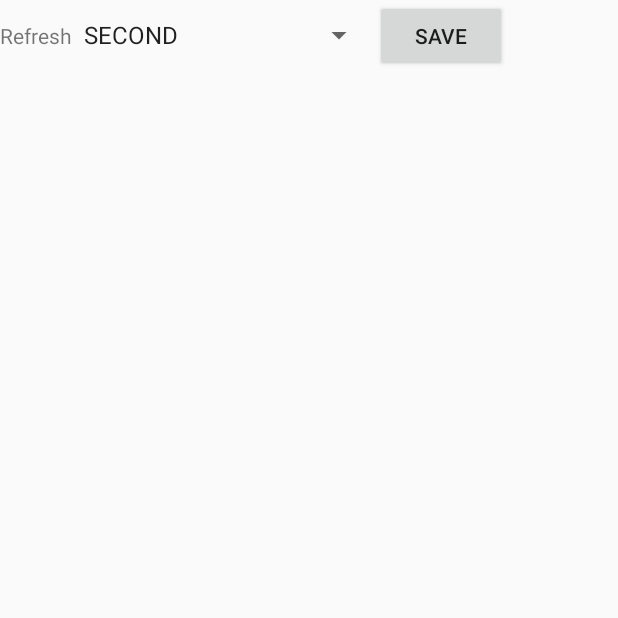
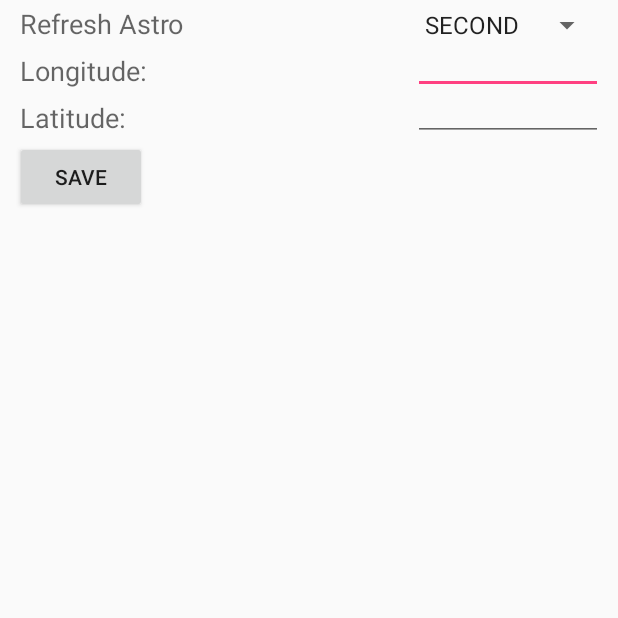
Before and after one commit to AMordaka/Android-AstroWeather, an Android app: the screen it shows after launch (SettingsActivity), in the options menu, after a tap on "Settings", on a phone screen of 412 x 824 dp, the top half of it. Run offline under Robolectric (Android 15) with nearby library versions, the phone set to English and light mode, and no system bars.

```diff
--- a/app/src/main/java/com/example/arek/astroweather/SettingsActivity.java
+++ b/app/src/main/java/com/example/arek/astroweather/SettingsActivity.java
@@ -1,29 +1,58 @@
 package com.example.arek.astroweather;
 
+import android.net.ParseException;
 import android.os.Bundle;
 import android.support.v7.app.AppCompatActivity;
 import android.view.View;
 import android.widget.AdapterView;
 import android.widget.ArrayAdapter;
+import android.widget.Button;
+import android.widget.EditText;
 import android.widget.Spinner;
 import android.widget.Toast;
+
+import com.astrocalculator.AstroCalculator;
+import com.example.arek.astroweather.astroweather.AstroWeatherConfig;
 
 import java.util.ArrayList;
 import java.util.List;
 
 public class SettingsActivity extends AppCompatActivity {
 
-    Spinner refreshTimeSpinner;
+    private static final String LATITUDE = "Latitude";
+    private static final String LONGITUDE = "Longitude";
+    private static final String INCORECT_DATA = "Incorect Data";
+    private static final String SAVE_CHANGES = "Changes saved";
+
+    private AstroWeatherConfig astroWeatherConfig;
+    private Spinner refreshTimeSpinner;
+    private EditText longitude;
+    private EditText latitude;
+    private Button buttonSave;
+    private double mlatitude;
+    private double mlongitude;
 
     @Override
     protected void onCreate(Bundle savedInstanceState) {
         super.onCreate(savedInstanceState);
         setContentView(R.layout.activity_settings);
-        refreshTimeSpinner = (Spinner) findViewById(R.id.refresh_time);
+        if (savedInstanceState != null) {
+            mlatitude = savedInstanceState.getDouble(LATITUDE);
+            mlongitude = savedInstanceState.getDouble(LONGITUDE);
+        }
         initSpinner();
+        initOthers();
     }
 
-    List<String> getIntervalNames(){
+    @Override
+    public void onSaveInstanceState(Bundle outState) {
+        outState.putDouble(LATITUDE, mlatitude);
+        outState.putDouble(LONGITUDE, mlongitude);
+
+        super.onSaveInstanceState(outState);
+    }
+
+    List<String> getIntervalNames() {
         List<String> intervalNames = new ArrayList<>();
         for (UpdateTimeIntervalValues value : UpdateTimeIntervalValues.values()) {
             intervalNames.add(value.name());
@@ -31,7 +60,14 @@ public class SettingsActivity extends AppCompatActivity {
         return intervalNames;
     }
 
-    void initSpinner(){
+    void initOthers() {
+        longitude = findViewById(R.id.newlongitude);
+        latitude = findViewById(R.id.newlatitude);
+        buttonSave = findViewById(R.id.buttonsave);
+    }
+
+    void initSpinner() {
+        refreshTimeSpinner = (Spinner) findViewById(R.id.refresh_time);
         ArrayAdapter adapter = new ArrayAdapter(this, android.R.layout.simple_spinner_item, getIntervalNames());
         refreshTimeSpinner.setAdapter(adapter);
         refreshTimeSpinner.setOnItemSelectedListener(new AdapterView.OnItemSelectedListener() {
@@ -40,10 +76,9 @@ public class SettingsActivity extends AppCompatActivity {
             public void onItemSelected(AdapterView<?> arg0, View arg1,
                                        int id, long position) {
 
-                Toast.makeText(SettingsActivity.this, "Wybrano opcję" + (id+1), Toast.LENGTH_SHORT).show();
+                Toast.makeText(SettingsActivity.this, "Wybrano opcję" + (id + 1), Toast.LENGTH_SHORT).show();
 
-                switch((int)position)
-                {
+                switch ((int) position) {
                     case 0:
                         //wybrano pierwszy element
                         break;
@@ -68,4 +103,19 @@ public class SettingsActivity extends AppCompatActivity {
             }
         });
     }
+
+    public void saveHandler(View view) {
+        try {
+            mlatitude = Double.parseDouble(latitude.getText().toString());
+            mlongitude = Double.parseDouble(longitude.getText().toString());
+            if ((mlatitude > 90 || mlatitude < -90) || (mlongitude < 0 || mlongitude > 180)) {
+                throw new Exception();
+            }
+            astroWeatherConfig = AstroWeatherConfig.getAstroWeatherInstance();
+            astroWeatherConfig.setLocation(new AstroCalculator.Location(mlatitude, mlongitude));
+            Toast.makeText(SettingsActivity.this, SAVE_CHANGES, Toast.LENGTH_SHORT).show();
+        } catch (Exception ParseException) {
+            Toast.makeText(SettingsActivity.this, INCORECT_DATA, Toast.LENGTH_SHORT).show();
+        }
+    }
 }
--- /dev/null
+++ b/app/src/main/java/com/example/arek/astroweather/astroweather/AstroCallback.java
@@ -0,0 +1,5 @@
+package com.example.arek.astroweather.astroweather;
+
+public interface AstroCallback {
+    void onSettingsUpdate();
+}
--- a/app/src/main/java/com/example/arek/astroweather/astroweather/AstroWeatherConfig.java
+++ b/app/src/main/java/com/example/arek/astroweather/astroweather/AstroWeatherConfig.java
@@ -1,26 +1,51 @@
 package com.example.arek.astroweather.astroweather;
+
+import android.os.Handler;
 
 import com.astrocalculator.AstroCalculator;
 import com.astrocalculator.AstroDateTime;
 
 import java.util.Calendar;
 import java.util.Date;
+import java.util.HashSet;
+import java.util.Set;
 import java.util.TimeZone;
 
 public class AstroWeatherConfig {
 
     private AstroCalculator.Location location;
     private AstroCalculator astroCalculator;
+    private static final AstroWeatherConfig astroWeatherInstance = new AstroWeatherConfig();
+    private Runnable updateAstro;
+    private Set<AstroCallback> subscribers = new HashSet<>();
+    final Handler handler = new Handler();
 
     public AstroWeatherConfig() {
-        this.location =  new AstroCalculator.Location(51.45, 19.28);
-        this.astroCalculator =  new AstroCalculator(getAstroDateTime(), location);
+        this.location = new AstroCalculator.Location(51.45, 19.28);
+        this.astroCalculator = new AstroCalculator(getAstroDateTime(), location);
+        updateAstro = new Runnable() {
+            @Override
+            public void run() {
+                update();
+                notifySubscribers();
+                handler.postDelayed(this, 5000);
+            }
+        };
+        handler.post(updateAstro);
+    }
+
+    public static AstroWeatherConfig getAstroWeatherInstance() {
+        return astroWeatherInstance;
+    }
+
+    public void update() {
+        astroCalculator = new AstroCalculator(getAstroDateTime(), location);
     }
 
     private AstroDateTime getAstroDateTime() {
         Calendar calendar = Calendar.getInstance(TimeZone.getDefault());
-        return new AstroDateTime(calendar.get(Calendar.YEAR), calendar.get(Calendar.MONTH), calendar.get(Calendar.DAY_OF_MONTH),  calendar.get(Calendar.HOUR_OF_DAY),
-                calendar.get(Calendar.MINUTE), calendar.get(Calendar.SECOND), 1 , false);
+        return new AstroDateTime(calendar.get(Calendar.YEAR), calendar.get(Calendar.MONTH), calendar.get(Calendar.DAY_OF_MONTH), calendar.get(Calendar.HOUR_OF_DAY),
+                calendar.get(Calendar.MINUTE), calendar.get(Calendar.SECOND), 1, false);
     }
 
     public AstroCalculator.Location getLocation() {
@@ -38,4 +63,18 @@ public class AstroWeatherConfig {
     public void setAstroCalculator(AstroCalculator astroCalculator) {
         this.astroCalculator = astroCalculator;
     }
+
+    public void registerForUpdates(AstroCallback subscriber) {
+        subscribers.add(subscriber);
+    }
+
+    public void unregisterForUpdates(AstroCallback subscriber) {
+        subscribers.remove(subscriber);
+    }
+
+    void notifySubscribers(){
+        for (AstroCallback subscriber : subscribers) {
+            subscriber.onSettingsUpdate();
+        }
+    }
 }
--- a/app/src/main/java/com/example/arek/astroweather/fragments/MoonFragment.java
+++ b/app/src/main/java/com/example/arek/astroweather/fragments/MoonFragment.java
@@ -9,13 +9,14 @@ import android.view.ViewGroup;
 import android.widget.TextView;
 
 import com.example.arek.astroweather.R;
+import com.example.arek.astroweather.astroweather.AstroCallback;
 import com.example.arek.astroweather.astroweather.AstroWeatherConfig;
 
 import java.text.SimpleDateFormat;
 import java.util.Calendar;
 import java.util.TimeZone;
 
-public class MoonFragment extends Fragment {
+public class MoonFragment extends Fragment implements AstroCallback {
 
     private AstroWeatherConfig astroWeatherConfig;
     private TextView timer;
@@ -29,9 +30,12 @@ public class MoonFragment extends Fragment {
     private TextView lunarPhase;
     private TextView dayMonthLuar;
 
+
     @Override
     public View onCreateView(LayoutInflater inflater, ViewGroup container, Bundle savedInstanceState) {
         View view = inflater.inflate(R.layout.fragment_moon, container, false);
+        astroWeatherConfig = AstroWeatherConfig.getAstroWeatherInstance();
+        astroWeatherConfig.registerForUpdates(this);
         initTime(view);
         initTextViews(view);
         contentView();
@@ -56,7 +60,6 @@ public class MoonFragment extends Fragment {
     }
 
     void contentView() {
-        this.astroWeatherConfig = new AstroWeatherConfig();
         String temp = null;
         this.latitude.setText(String.valueOf(astroWeatherConfig.getLocation().getLatitude()));
         this.longitude.setText(String.valueOf(astroWeatherConfig.getLocation().getLongitude()));
@@ -88,4 +91,14 @@ public class MoonFragment extends Fragment {
             MoonFragment.this.mHandler.postDelayed(m_Runnable, 1000);
         }
     };
+
+    @Override
+    public void onSettingsUpdate() {
+        contentView();
+    }
+
+    public void onDestroy() {
+        astroWeatherConfig.unregisterForUpdates(this);
+        super.onDestroy();
+    }
 }
--- a/app/src/main/java/com/example/arek/astroweather/fragments/SunFragment.java
+++ b/app/src/main/java/com/example/arek/astroweather/fragments/SunFragment.java
@@ -10,13 +10,17 @@ import android.view.ViewGroup;
 import android.widget.TextView;
 
 import com.example.arek.astroweather.R;
+import com.example.arek.astroweather.astroweather.AstroCallback;
 import com.example.arek.astroweather.astroweather.AstroWeatherConfig;
 
 import java.text.SimpleDateFormat;
 import java.util.Calendar;
 import java.util.TimeZone;
 
-public class SunFragment extends Fragment {
+public class SunFragment extends Fragment implements AstroCallback {
+
+    private static final String LATITUDE = "Latitude";
+    private static final String LONGITUDE = "Longitude";
 
     private AstroWeatherConfig astroWeatherConfig;
     private TextView timer;
@@ -34,6 +38,8 @@ public class SunFragment extends Fragment {
     @Override
     public View onCreateView(LayoutInflater inflater, ViewGroup container, Bundle savedInstanceState) {
         View view = inflater.inflate(R.layout.fragment_sun, container, false);
+        astroWeatherConfig = AstroWeatherConfig.getAstroWeatherInstance();
+        astroWeatherConfig.registerForUpdates(this);
         initTime(view);
         initTextViews(view);
         contentView();
@@ -58,7 +64,7 @@ public class SunFragment extends Fragment {
     }
 
     void contentView() {
-        this.astroWeatherConfig = new AstroWeatherConfig();
+
         String temp = null;
         this.latitude.setText(String.valueOf(astroWeatherConfig.getLocation().getLatitude()));
         this.longitude.setText(String.valueOf(astroWeatherConfig.getLocation().getLongitude()));
@@ -91,5 +97,14 @@ public class SunFragment extends Fragment {
         }
     };
 
+    @Override
+    public void onSettingsUpdate() {
+        contentView();
+    }
+
+    public void onDestroy() {
+        astroWeatherConfig.unregisterForUpdates(this);
+        super.onDestroy();
+    }
 
 }
--- a/app/src/main/res/layout/activity_main.xml
+++ b/app/src/main/res/layout/activity_main.xml
@@ -24,11 +24,11 @@
         android:layout_width="match_parent"
         android:layout_height="wrap_content"
         android:layout_below="@+id/toolbar"
-        android:background="?attr/colorPrimary"
+
         android:elevation="6dp"
         android:minHeight="?attr/actionBarSize"
-        app:tabTextColor="@color/colorWhite"
-        app:tabSelectedTextColor="@color/colorWhite"/>
+        app:tabTextColor="@color/colorDarkGrey"
+        app:tabSelectedTextColor="@color/colorBlack"/>
 
     <android.support.v4.view.ViewPager
         android:id="@+id/pager"
--- a/app/src/main/res/layout/activity_settings.xml
+++ b/app/src/main/res/layout/activity_settings.xml
@@ -1,30 +1,71 @@
 <?xml version="1.0" encoding="utf-8"?>
-<android.support.constraint.ConstraintLayout
-    xmlns:android="http://schemas.android.com/apk/res/android"
+<android.support.constraint.ConstraintLayout xmlns:android="http://schemas.android.com/apk/res/android"
     android:layout_width="match_parent"
     android:layout_height="match_parent">
 
     <LinearLayout
-        android:layout_width="wrap_content"
+        android:layout_width="match_parent"
         android:layout_height="wrap_content"
-        android:orientation="horizontal">
-        <TextView
-            android:text="Refresh"
-            android:layout_width="wrap_content"
-            android:layout_height="wrap_content" />
+        android:orientation="vertical"
+        android:layout_margin="10sp">
 
-        <Spinner
-            android:id="@+id/refresh_time"
-            android:layout_width="wrap_content"
-            android:layout_height="wrap_content">
+        <TableLayout xmlns:android="http://schemas.android.com/apk/res/android"
+            android:layout_width="match_parent"
+            android:layout_height="match_parent"
+            android:stretchColumns="1">
 
-        </Spinner>
+            <TableRow>
+
+                <TextView
+                    android:layout_column="1"
+                    android:padding="3dip"
+                    android:text="@string/REFRESH_ASTRO"
+                    android:textAppearance="?android:attr/textAppearanceMedium" />
+
+                <Spinner
+                    android:id="@+id/refresh_time"
+                    android:gravity="end"
+                    android:textAppearance="?android:attr/textAppearanceMedium" />
+            </TableRow>
+
+            <TableRow>
+
+                <TextView
+                    android:layout_column="1"
+                    android:padding="3dip"
+                    android:text="@string/LONGITUDE"
+                    android:textAppearance="?android:attr/textAppearanceMedium" />
+
+                <EditText
+                    android:id="@+id/newlongitude"
+                    android:gravity="end"
+                    android:padding="3dip"
+                    android:textAppearance="?android:attr/textAppearanceMedium" />
+            </TableRow>
+
+            <TableRow>
+
+                <TextView
+                    android:layout_column="1"
+                    android:padding="3dip"
+                    android:text="@string/LATITUDE"
+                    android:textAppearance="?android:attr/textAppearanceMedium" />
+
+                <EditText
+                    android:id="@+id/newlatitude"
+                    android:gravity="end"
+                    android:padding="3dip"
+                    android:textAppearance="?android:attr/textAppearanceMedium" />
+            </TableRow>
+
+        </TableLayout>
 
         <Button
-            android:id="@+id/save_interval_button"
+            android:id="@+id/buttonsave"
             android:layout_width="wrap_content"
             android:layout_height="wrap_content"
-            android:text="Save" />
+            android:text="@string/SAVE"
+            android:onClick="saveHandler"/>
 
     </LinearLayout>
 
--- a/app/src/main/res/values/colors.xml
+++ b/app/src/main/res/values/colors.xml
@@ -4,4 +4,6 @@
     <color name="colorPrimaryDark">#303F9F</color>
     <color name="colorAccent">#FF4081</color>
     <color name="colorWhite">#FFFFFF</color>
+    <color name="colorBlack">#000000</color>
+    <color name="colorDarkGrey">#404040</color>
 </resources>
--- a/app/src/main/res/values/strings.xml
+++ b/app/src/main/res/values/strings.xml
@@ -18,4 +18,6 @@
     <string name="DAY_MONTH_LUNAR">Day Month Lunar: </string>
     <string name="MOONRISE">Moonrise: </string>
     <string name="MOONSET">Moonset: </string>
+    <string name="REFRESH_ASTRO">Refresh Astro</string>
+    <string name="SAVE">Save</string>
 </resources>
```
